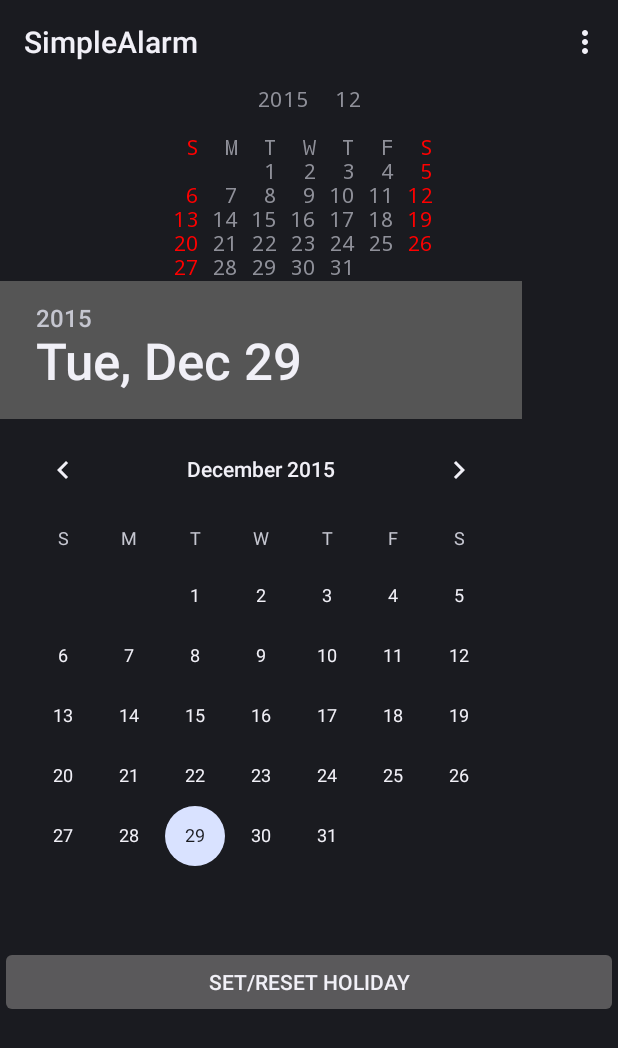
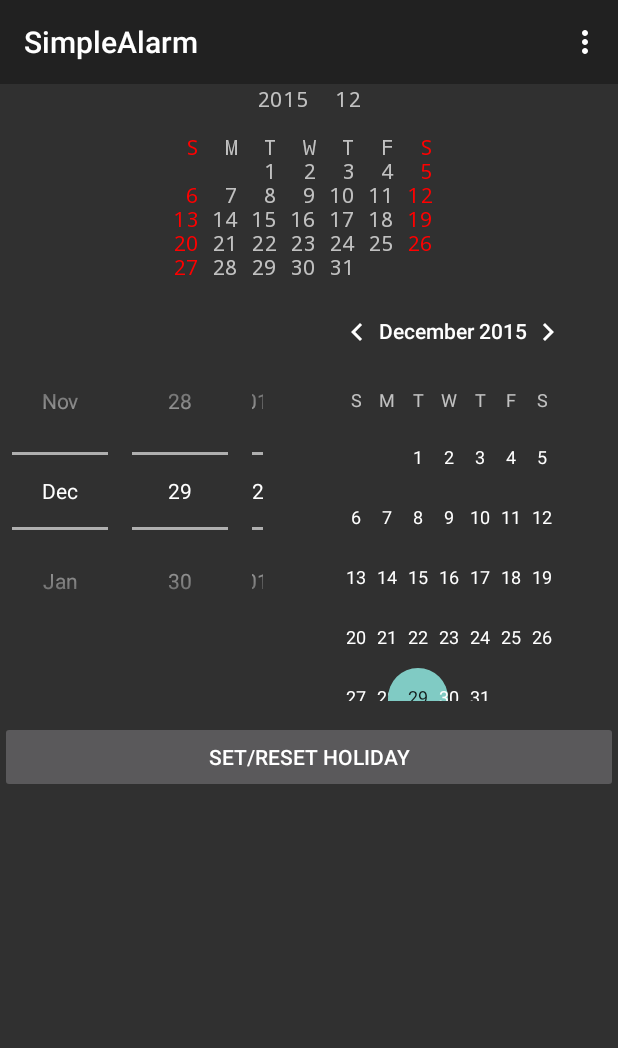
Before and after one commit to developer-mkh/android, an Android app: the screen it shows after launch (AlarmActivity), in the options menu, after a tap on "Set holiday", on a phone screen of 412 x 824 dp. Shown: the top 1048 px of the screen. Run offline under Robolectric (Android 15) with nearby library versions, the phone set to English and light mode, and no system bars; 2 statements that could not run were skipped.

Commit message:
アクションバー対応 バグ対応

```diff
--- a/Alarm/app/build.gradle
+++ b/Alarm/app/build.gradle
@@ -1,8 +1,8 @@
 apply plugin: 'com.android.application'
 
 android {
-    compileSdkVersion 7
-    buildToolsVersion "21.1.2"
+    compileSdkVersion 23
+    buildToolsVersion '23.0.2'
 
     defaultConfig {
         applicationId "jp.gr.java_conf.mkh.alarm"
@@ -20,4 +20,5 @@ android {
 
 dependencies {
     compile 'com.android.support:support-v4:18.0.0'
+    compile 'com.android.support:appcompat-v7:23.1.1'
 }
--- a/Alarm/app/src/main/AndroidManifest.xml
+++ b/Alarm/app/src/main/AndroidManifest.xml
@@ -10,7 +10,8 @@
 
     <application
         android:icon="@drawable/ic_launcher"
-        android:label="@string/app_name" >
+        android:label="@string/app_name"
+        android:theme="@style/Theme.AppCompat">
 
         <activity
             android:name=".AlarmActivity"
--- a/Alarm/app/src/main/java/jp/gr/java_conf/mkh/alarm/AlarmActivity.java
+++ b/Alarm/app/src/main/java/jp/gr/java_conf/mkh/alarm/AlarmActivity.java
@@ -20,6 +20,8 @@ import android.support.v4.app.Fragment;
 import android.support.v4.app.FragmentActivity;
 import android.support.v4.app.FragmentManager;
 import android.support.v4.app.FragmentTransaction;
+import android.support.v7.app.ActionBarActivity;
+import android.support.v7.app.AppCompatActivity;
 import android.view.KeyEvent;
 import android.view.Menu;
 import android.view.MenuItem;
@@ -32,7 +34,7 @@ import android.widget.ToggleButton;
  * @author mkh
  *
  */
-public class AlarmActivity extends FragmentActivity implements ChangeAlarmEnable {
+public class AlarmActivity extends AppCompatActivity implements ChangeAlarmEnable {
 
     public static final String DB_FILE = "alart_file.db";
 
--- a/Alarm/app/src/main/java/jp/gr/java_conf/mkh/alarm/util/Util.java
+++ b/Alarm/app/src/main/java/jp/gr/java_conf/mkh/alarm/util/Util.java
@@ -450,7 +450,7 @@ public class Util {
     /**
      * 与えられた日が休日かどうか判定する。
      *
-     * @param contentResolverコンテンツリゾルバ
+     * @param contentResolver コンテンツリゾルバ
      * @param date
      *            判定対象年月日
      * @return 休日のときtrue
--- a/Alarm/app/src/main/res/layout/alarm_row.xml
+++ b/Alarm/app/src/main/res/layout/alarm_row.xml
@@ -12,13 +12,15 @@
             android:layout_height="fill_parent"
             android:clickable="false"
             android:focusable="false"
-            android:focusableInTouchMode="false" />
+            android:focusableInTouchMode="false"
+            android:checked="false" />
 
 
         <TextView
             android:id="@+id/textView1"
             android:layout_width="fill_parent"
-            android:layout_height="fill_parent" />
+            android:layout_height="fill_parent"
+            android:clickable="false" />
 
 
 </LinearLayout>
--- a/Alarm/app/src/main/res/layout/holiday_setting.xml
+++ b/Alarm/app/src/main/res/layout/holiday_setting.xml
@@ -15,7 +15,10 @@
     <DatePicker
         android:id="@+id/datePicker1"
         android:layout_width="fill_parent"
-        android:layout_height="wrap_content" />
+        android:layout_height="wrap_content"
+        android:calendarViewShown="true"
+        android:clickable="false"
+        android:datePickerMode="spinner" />
 
 
 
--- a/Alarm/app/src/main/res/menu/main_menu.xml
+++ b/Alarm/app/src/main/res/menu/main_menu.xml
@@ -1,5 +1,5 @@
 <?xml version="1.0" encoding="utf-8"?>
-<menu xmlns:android="http://schemas.android.com/apk/res/android" >
+<menu xmlns:android="http://schemas.android.com/apk/res/android">
     <item android:id="@+id/item1" android:title="@string/set" android:icon="@android:drawable/ic_menu_edit"></item>
     <item android:id="@+id/item2" android:title="@string/delete" android:icon="@android:drawable/ic_menu_delete"></item>
     <item android:id="@+id/item3" android:title="@string/holiday" android:icon="@android:drawable/ic_menu_my_calendar"></item>
```
Also changed, not shown: Alarm/app/src/main/java/jp/gr/java_conf/mkh/alarm/ui/SettingFragment.java (+14 -3 lines), 3 other files.
